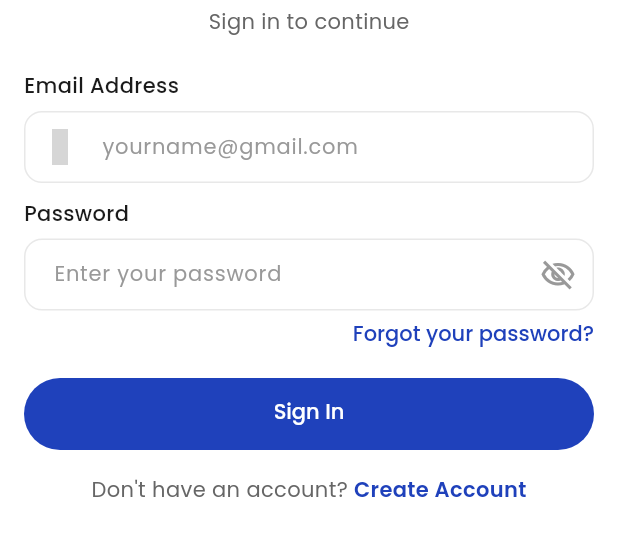
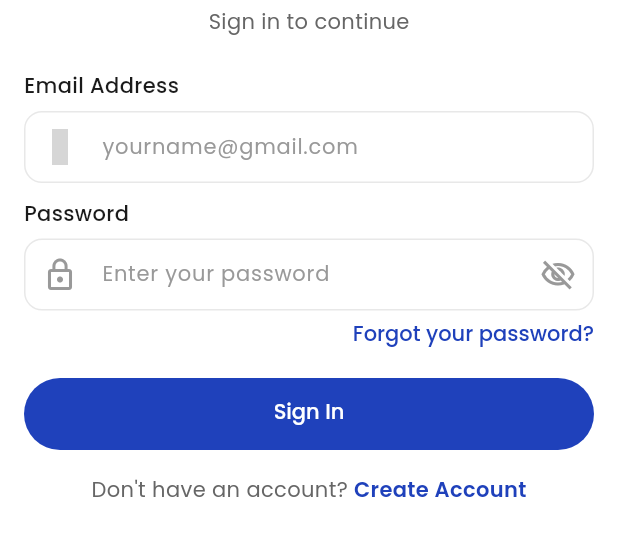
Before and after one commit to JT-028/Byte_Plus, a Flutter app: the screen it shows after launch, on a phone screen of 412 x 824 dp, the part 378-934 px from its top. Run offline on Flutter 3.47's test engine with Material 3 defaults, Android fonts, the phone set to English and light mode, and no system bars; our stand-ins replace cached_network_image, cloud_firestore, cloud_functions, firebase_auth, firebase_core, firebase_messaging and 11 more; accounts and stored records are empty; network calls fail; grey boxes are pictures that could not be loaded.

Commit message:
feat: add prefix icon to password fields for improved UX

```diff
--- a/lib/pages/admin/admin_users_page.dart
+++ b/lib/pages/admin/admin_users_page.dart
@@ -681,6 +681,7 @@ class _AdminUsersPageState extends State<AdminUsersPage> {
                   autofocus: true,
                   decoration: InputDecoration(
                     labelText: 'Your Password',
+                    prefixIcon: const Icon(Icons.lock_outline),
                     border: OutlineInputBorder(
                       borderRadius: BorderRadius.circular(12),
                     ),
--- a/lib/widgets/app_text_field.dart
+++ b/lib/widgets/app_text_field.dart
@@ -269,6 +269,7 @@ class _PasswordTextFieldState extends State<_PasswordTextField> {
       onChanged: widget.onChanged,
       onSubmitted: widget.onFieldSubmitted,
       validator: widget.validator,
+      prefixIcon: const Icon(Icons.lock_outline, color: AppColors.textTertiary),
       suffixIcon: IconButton(
         icon: Icon(
           _isObscured
```
